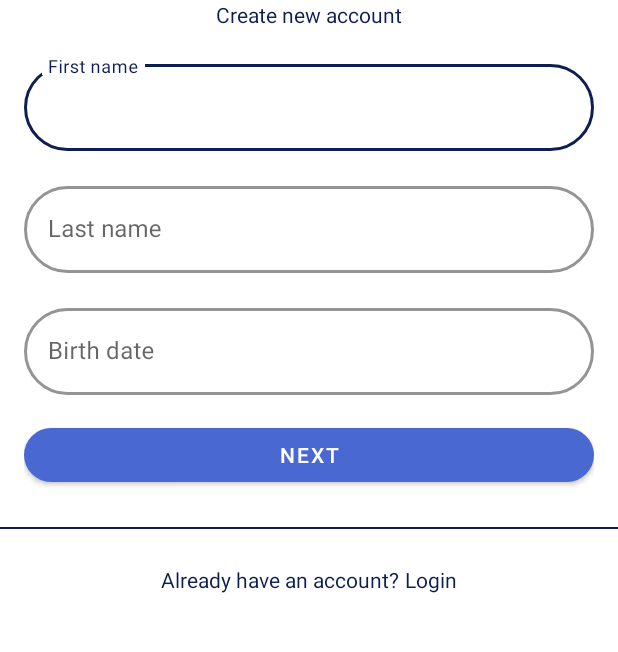
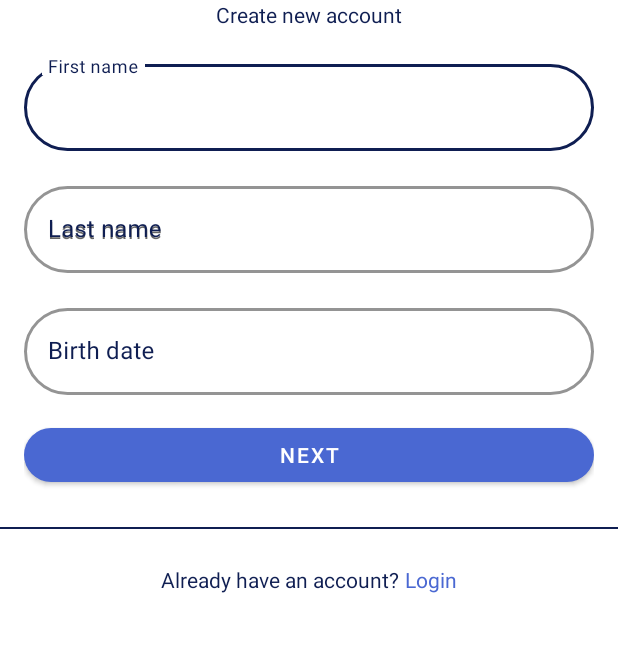
Before and after one commit to kzi-nastava/mrs-team22-Visor-Inc, an Android app: the screen it shows after launch (MainActivity), on a phone screen of 412 x 824 dp, the part 411-1063 px from its top. Run offline under Robolectric (Android 15) with nearby library versions, the phone set to English and light mode, and no system bars.

Commit message:
feat: connect fragments; update coloring;

```diff
--- a/voom-app/app/src/main/java/inc/visor/voom/app/MainActivity.java
+++ b/voom-app/app/src/main/java/inc/visor/voom/app/MainActivity.java
@@ -4,7 +4,6 @@ import android.os.Bundle;
 
 import androidx.activity.EdgeToEdge;
 import androidx.appcompat.app.AppCompatActivity;
-import androidx.appcompat.app.AppCompatDelegate;
 import androidx.core.graphics.Insets;
 import androidx.core.view.ViewCompat;
 import androidx.core.view.WindowInsetsCompat;
@@ -13,7 +12,6 @@ public class MainActivity extends AppCompatActivity {
 
     @Override
     protected void onCreate(Bundle savedInstanceState) {
-        AppCompatDelegate.setDefaultNightMode(AppCompatDelegate.MODE_NIGHT_NO);
         super.onCreate(savedInstanceState);
         EdgeToEdge.enable(this);
         setContentView(R.layout.activity_main);
--- a/voom-app/app/src/main/java/inc/visor/voom/app/unauthenticated/registration/RegistrationFragment.java
+++ b/voom-app/app/src/main/java/inc/visor/voom/app/unauthenticated/registration/RegistrationFragment.java
@@ -18,6 +18,7 @@ import android.view.View;
 import android.view.ViewGroup;
 import android.view.WindowManager;
 
+import inc.visor.voom.app.R;
 import inc.visor.voom.app.databinding.FragmentRegistrationBinding;
 
 /**
@@ -64,10 +65,10 @@ public class RegistrationFragment extends Fragment {
                     && activity.getWindow() != null) {
                 activity.getWindow().getDecorView().setSystemUiVisibility(flags);
             }
-            ActionBar actionBar = getSupportActionBar();
-            if (actionBar != null) {
-                actionBar.hide();
-            }
+//            ActionBar actionBar = getSupportActionBar();
+//            if (actionBar != null) {
+//                actionBar.hide();
+//            }
 
         }
     };
@@ -81,7 +82,7 @@ public class RegistrationFragment extends Fragment {
             if (actionBar != null) {
                 actionBar.show();
             }
-            mControlsView.setVisibility(View.VISIBLE);
+//            mControlsView.setVisibility(View.VISIBLE);
         }
     };
     private boolean mVisible;
@@ -124,17 +125,12 @@ public class RegistrationFragment extends Fragment {
         super.onViewCreated(view, savedInstanceState);
         mVisible = true;
 
-        // Set up the user interaction to manually show or hide the system UI.
-        mContentView.setOnClickListener(new View.OnClickListener() {
-            @Override
-            public void onClick(View view) {
-                toggle();
-            }
-        });
-
         // Upon interacting with UI controls, delay any scheduled hide()
         // operations to prevent the jarring behavior of controls going away
         // while interacting with the UI.
+
+        mContentView = view.findViewById(R.id.fragment_registration);
+        mControlsView = null;
     }
 
     @Override
@@ -171,7 +167,7 @@ public class RegistrationFragment extends Fragment {
 
     private void toggle() {
         if (mVisible) {
-            hide();
+//            hide();
         } else {
             show();
         }
@@ -183,7 +179,7 @@ public class RegistrationFragment extends Fragment {
         if (actionBar != null) {
             actionBar.hide();
         }
-        mControlsView.setVisibility(View.GONE);
+//        mControlsView.setVisibility(View.GONE);
         mVisible = false;
 
         // Schedule a runnable to remove the status and navigation bar after a delay
--- a/voom-app/app/src/main/java/inc/visor/voom/app/unauthenticated/registration/RegistrationPersonalFragment.java
+++ b/voom-app/app/src/main/java/inc/visor/voom/app/unauthenticated/registration/RegistrationPersonalFragment.java
@@ -8,6 +8,7 @@ import androidx.appcompat.app.ActionBar;
 import androidx.appcompat.app.AppCompatActivity;
 import androidx.fragment.app.Fragment;
 import androidx.lifecycle.ViewModelProvider;
+import androidx.navigation.Navigation;
 
 import android.app.Activity;
 import android.os.Bundle;
@@ -20,6 +21,7 @@ import android.view.MotionEvent;
 import android.view.View;
 import android.view.ViewGroup;
 import android.view.WindowManager;
+import android.widget.Button;
 
 import com.google.android.material.datepicker.CalendarConstraints;
 import com.google.android.material.datepicker.MaterialDatePicker;
@@ -78,10 +80,10 @@ public class RegistrationPersonalFragment extends Fragment {
                     && activity.getWindow() != null) {
                 activity.getWindow().getDecorView().setSystemUiVisibility(flags);
             }
-            ActionBar actionBar = getSupportActionBar();
-            if (actionBar != null) {
-                actionBar.hide();
-            }
+//            ActionBar actionBar = getSupportActionBar();
+//            if (actionBar != null) {
+//                actionBar.hide();
+//            }
 
         }
     };
@@ -95,7 +97,7 @@ public class RegistrationPersonalFragment extends Fragment {
             if (actionBar != null) {
                 actionBar.show();
             }
-            mControlsView.setVisibility(View.VISIBLE);
+//            mControlsView.setVisibility(View.VISIBLE);
         }
     };
     private boolean mVisible;
@@ -137,6 +139,7 @@ public class RegistrationPersonalFragment extends Fragment {
     TextInputEditText firstNameInput;
     TextInputEditText lastNameInput;
     TextInputEditText birthDateInput;
+    Button buttonNext;
 
     @Override
     public void onViewCreated(@NonNull View view, @Nullable Bundle savedInstanceState) {
@@ -144,16 +147,13 @@ public class RegistrationPersonalFragment extends Fragment {
         mVisible = true;
 
         // Set up the user interaction to manually show or hide the system UI.
-        mContentView.setOnClickListener(new View.OnClickListener() {
-            @Override
-            public void onClick(View view) {
-                toggle();
-            }
-        });
 
         // Upon interacting with UI controls, delay any scheduled hide()
         // operations to prevent the jarring behavior of controls going away
         // while interacting with the UI.
+
+        mContentView = view.findViewById(R.id.fragment_registration_personal);
+        mControlsView = null;
 
         firstNameInput = view.findViewById(R.id.first_name_input);
         lastNameInput = view.findViewById(R.id.last_name_input);
@@ -166,6 +166,13 @@ public class RegistrationPersonalFragment extends Fragment {
         setupFirstNameInput();
         setupLastNameInput();
         setupBirthDateInput();
+
+        buttonNext = view.findViewById(R.id.fragment_registration_personal_next);
+
+        buttonNext.setOnClickListener(v -> {
+            Navigation.findNavController(view).navigate(R.id.action_registrationPersonalFragment_to_registrationAccountFragment);
+        });
+
     }
 
     private void setupFirstNameInput() {
@@ -275,7 +282,7 @@ public class RegistrationPersonalFragment extends Fragment {
 
     private void toggle() {
         if (mVisible) {
-            hide();
+//            hide();
         } else {
             show();
         }
@@ -287,7 +294,7 @@ public class RegistrationPersonalFragment extends Fragment {
         if (actionBar != null) {
             actionBar.hide();
         }
-        mControlsView.setVisibility(View.GONE);
+//        mControlsView.setVisibility(View.GONE);
         mVisible = false;
 
         // Schedule a runnable to remove the status and navigation bar after a delay
--- a/voom-app/app/src/main/res/layout/fragment_registration.xml
+++ b/voom-app/app/src/main/res/layout/fragment_registration.xml
@@ -6,6 +6,7 @@
     android:layout_height="match_parent"
     android:background="?attr/fullscreenBackgroundColor"
     android:theme="@style/ThemeOverlay.VoomApp.FullscreenContainer"
+    android:id="@+id/fragment_registration"
     tools:context=".unauthenticated.registration.RegistrationFragment">
 
     <androidx.fragment.app.FragmentContainerView
--- a/voom-app/app/src/main/res/layout/fragment_registration_account.xml
+++ b/voom-app/app/src/main/res/layout/fragment_registration_account.xml
@@ -1,6 +1,7 @@
 <?xml version="1.0" encoding="utf-8"?>
 <FrameLayout xmlns:android="http://schemas.android.com/apk/res/android"
     xmlns:tools="http://schemas.android.com/tools"
+    android:id="@+id/fragment_registration_account"
     android:layout_width="match_parent"
     android:layout_height="match_parent"
     xmlns:app="http://schemas.android.com/apk/res-auto"
@@ -42,6 +43,7 @@
                 android:layout_height="wrap_content"
                 android:layout_marginTop="8pt"
                 android:hint="@string/email"
+                android:textColorHint="@color/primary"
                 app:boxBackgroundColor="@color/white"
                 app:boxBackgroundMode="outline"
                 app:boxCornerRadiusBottomEnd="32dp"
@@ -65,6 +67,7 @@
                 android:layout_height="wrap_content"
                 android:layout_marginTop="8pt"
                 android:hint="@string/password"
+                android:textColorHint="@color/primary"
                 app:boxBackgroundColor="@color/white"
                 app:boxBackgroundMode="outline"
                 app:boxCornerRadiusBottomEnd="32dp"
@@ -88,6 +91,7 @@
                 android:layout_height="wrap_content"
                 android:layout_marginTop="8pt"
                 android:hint="@string/repeat_password"
+                android:textColorHint="@color/primary"
                 app:boxBackgroundColor="@color/white"
                 app:boxBackgroundMode="outline"
                 app:boxCornerRadiusBottomEnd="32dp"
@@ -114,6 +118,7 @@
                 android:layout_height="match_parent">
 
                 <com.google.android.material.button.MaterialButton
+                    android:id="@+id/fragment_registration_personal_previous"
                     android:layout_width="150dp"
                     android:layout_height="match_parent"
                     android:layout_marginVertical="16dp"
@@ -123,6 +128,7 @@
                     app:cornerRadius="32dp" />
 
                 <com.google.android.material.button.MaterialButton
+                    android:id="@+id/fragment_registration_personal_next"
                     android:layout_width="150dp"
                     android:layout_height="match_parent"
                     android:layout_marginVertical="16dp"
--- a/voom-app/app/src/main/res/layout/fragment_registration_personal.xml
+++ b/voom-app/app/src/main/res/layout/fragment_registration_personal.xml
@@ -1,11 +1,13 @@
 <?xml version="1.0" encoding="utf-8"?>
-<FrameLayout xmlns:android="http://schemas.android.com/apk/res/android"
+<FrameLayout
+    xmlns:android="http://schemas.android.com/apk/res/android"
     xmlns:tools="http://schemas.android.com/tools"
     android:layout_width="match_parent"
     android:layout_height="match_parent"
     xmlns:app="http://schemas.android.com/apk/res-auto"
     android:background="?attr/fullscreenBackgroundColor"
     android:theme="@style/ThemeOverlay.VoomApp.FullscreenContainer"
+    android:id="@+id/fragment_registration_personal"
     tools:context=".unauthenticated.registration.RegistrationPersonalFragment">
 
     <LinearLayout
@@ -42,6 +44,7 @@
                 android:layout_height="wrap_content"
                 android:layout_marginTop="8pt"
                 android:hint="@string/first_name"
+                android:textColorHint="@color/primary"
                 app:boxBackgroundColor="@color/white"
                 app:boxBackgroundMode="outline"
                 app:boxCornerRadiusBottomEnd="32dp"
@@ -54,6 +57,7 @@
 
                 <com.google.android.material.textfield.TextInputEditText
                     android:id="@+id/first_name_input"
+                    android:textColor="@color/primary"
                     android:layout_width="match_parent"
                     android:layout_height="wrap_content"
                     android:inputType="text"
@@ -65,6 +69,7 @@
                 android:layout_height="wrap_content"
                 android:layout_marginTop="8pt"
                 android:hint="@string/last_name"
+                android:textColorHint="@color/primary"
                 app:boxBackgroundColor="@color/white"
                 app:boxBackgroundMode="outline"
                 app:boxCornerRadiusBottomEnd="32dp"
@@ -77,6 +82,8 @@
 
                 <com.google.android.material.textfield.TextInputEditText
                     android:id="@+id/last_name_input"
+                    android:hint="@string/last_name"
+                    android:textColor="@color/primary"
                     android:layout_width="match_parent"
                     android:layout_height="wrap_content"
                     android:inputType="text"
@@ -88,6 +95,7 @@
                 android:layout_height="wrap_content"
                 android:layout_marginTop="8pt"
                 android:hint="@string/birth_date"
+                android:textColorHint="@color/primary"
                 app:boxBackgroundColor="@color/white"
                 app:boxBackgroundMode="outline"
                 app:boxCornerRadiusBottomEnd="32dp"
@@ -100,6 +108,7 @@
 
                 <com.google.android.material.textfield.TextInputEditText
                     android:id="@+id/birth_date_input"
+                    android:textColor="@color/primary"
                     android:layout_width="match_parent"
                     android:layout_height="wrap_content"
                     android:padding="8pt"
@@ -107,6 +116,7 @@
             </com.google.android.material.textfield.TextInputLayout>
 
             <com.google.android.material.button.MaterialButton
+                android:id="@+id/fragment_registration_personal_next"
                 android:layout_width="match_parent"
                 android:layout_height="wrap_content"
                 android:layout_marginTop="16dp"
@@ -141,7 +151,7 @@
                 android:layout_height="wrap_content"
                 android:paddingLeft="4dp"
                 android:text="@string/login"
-                android:textColor="@color/primary" />
+                android:textColor="@color/secondary" />
 
         </LinearLayout>
 
--- a/voom-app/app/src/main/res/navigation/registration_nav_graph.xml
+++ b/voom-app/app/src/main/res/navigation/registration_nav_graph.xml
@@ -28,10 +28,17 @@
         <action
             android:id="@+id/action_registrationAccountFragment_to_registrationContactFragment"
             app:destination="@id/registrationContactFragment" />
+        <action
+            android:id="@+id/action_registrationAccountFragment_to_registrationPersonalFragment"
+            app:destination="@id/registrationPersonalFragment" />
     </fragment>
     <fragment
         android:id="@+id/registrationContactFragment"
         android:name="inc.visor.voom.app.unauthenticated.registration.RegistrationContactFragment"
         android:label="fragment_registration_contact"
-        tools:layout="@layout/fragment_registration_contact" />
+        tools:layout="@layout/fragment_registration_contact" >
+        <action
+            android:id="@+id/action_registrationContactFragment_to_registrationAccountFragment"
+            app:destination="@id/registrationAccountFragment" />
+    </fragment>
 </navigation>
```
Also changed, not shown: voom-app/app/src/main/java/inc/visor/voom/app/unauthenticated/registration/RegistrationAccountFragment.java (+28 -13 lines), voom-app/app/src/main/java/inc/visor/voom/app/unauthenticated/registration/RegistrationContactFragment.java (+24 -13 lines), voom-app/app/src/main/res/layout/activity_main.xml (+4 -4 lines), voom-app/app/src/main/res/layout/fragment_registration_contact.xml (+31 -7 lines).
